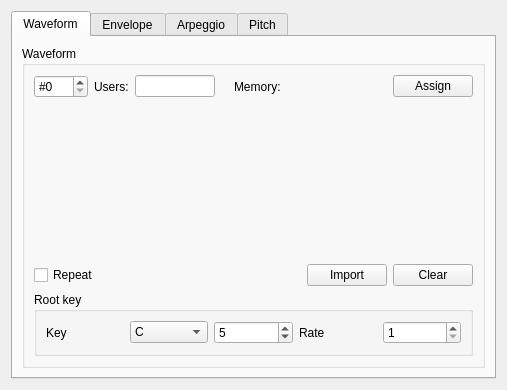
Above: BambooTracker/gui/instrument_editor/instrument_editor_adpcm_form.ui from BambooTracker/BambooTracker before the change. Below: the same form after it.
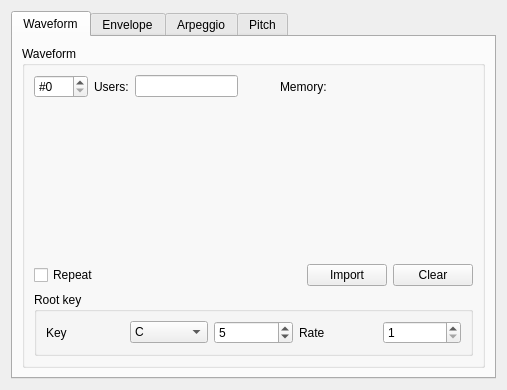
That is the form after the change. Custom widgets are drawn as their Qt base class.

Commit message: Remove assign button from ADPCM waveform editor

```diff
--- a/BambooTracker/gui/instrument_editor/instrument_editor_adpcm_form.ui
+++ b/BambooTracker/gui/instrument_editor/instrument_editor_adpcm_form.ui
@@ -92,19 +92,12 @@
               </property>
               <property name="minimumSize">
                <size>
-                <width>100</width>
+                <width>140</width>
                 <height>0</height>
                </size>
               </property>
              </widget>
             </item>
-            <item>
-             <widget class="QPushButton" name="waveAssignPushButton">
-              <property name="text">
-               <string>Assign</string>
-              </property>
-             </widget>
-            </item>
            </layout>
           </item>
           <item>
```
Left out of the diff: 1 changed line with no effect on the pictures. The commit also changes 3 other files.
